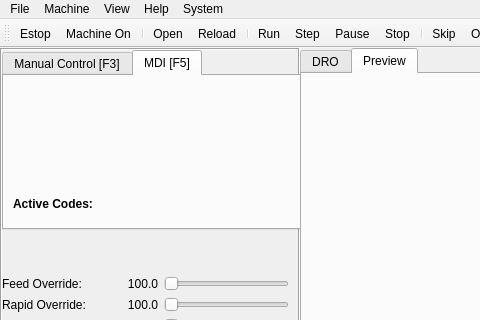
The window that share/qtvcp/screens/qtaxis/qtaxis.ui (LinuxCNC/linuxcnc) describes before a commit, drawn with Qt 5; both pictures show x 0 to 480 and y 0 to 320 of the 744 by 626 pixel window.
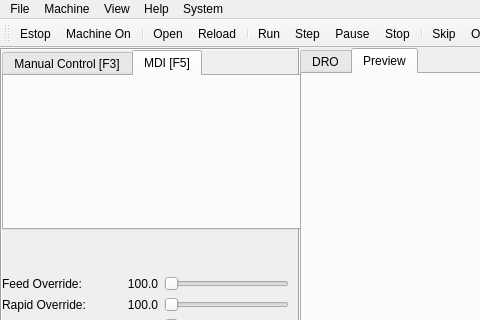
The same window after the commit. The open tabs and pages were chosen to show the change. Icons and pictures are not drawn. Custom widgets are drawn as their Qt base class.

Commit message:
qtvcp -qtaxis: add fcode to active code display
In master it's mostly right now.

Diff of the .ui file:
```diff
--- a/share/qtvcp/screens/qtaxis/qtaxis.ui
+++ b/share/qtvcp/screens/qtaxis/qtaxis.ui
@@ -956,9 +956,15 @@
                     <property name="spacing">
                      <number>3</number>
                     </property>
+                    <property name="leftMargin">
+                     <number>3</number>
+                    </property>
                     <property name="topMargin">
                      <number>3</number>
                     </property>
+                    <property name="rightMargin">
+                     <number>3</number>
+                    </property>
                     <property name="bottomMargin">
                      <number>0</number>
                     </property>
@@ -984,9 +990,15 @@
                        <number>0</number>
                       </property>
                       <item>
-                       <widget class="QLabel" name="label_5">
-                        <property name="text">
-                         <string>&lt;html&gt;&lt;head/&gt;&lt;body&gt;&lt;p&gt;&lt;span style=&quot; font-weight:600;&quot;&gt;Active Codes:&lt;/span&gt;&lt;/p&gt;&lt;/body&gt;&lt;/html&gt;</string>
+                       <widget class="StatusLabel" name="statuslabel_8">
+                        <property name="textTemplate" stdset="0">
+                         <string>&lt;html&gt;&lt;head/&gt;&lt;body&gt;&lt;p&gt;&lt;span style=&quot; font-weight:600;&quot;&gt;ACTIVE: &lt;/span&gt;F %0.1f&lt;/p&gt;&lt;/body&gt;&lt;/html&gt;</string>
+                        </property>
+                        <property name="fcode_status" stdset="0">
+                         <bool>true</bool>
+                        </property>
+                        <property name="mcodes_status" stdset="0">
+                         <bool>false</bool>
                         </property>
                        </widget>
                       </item>
```
